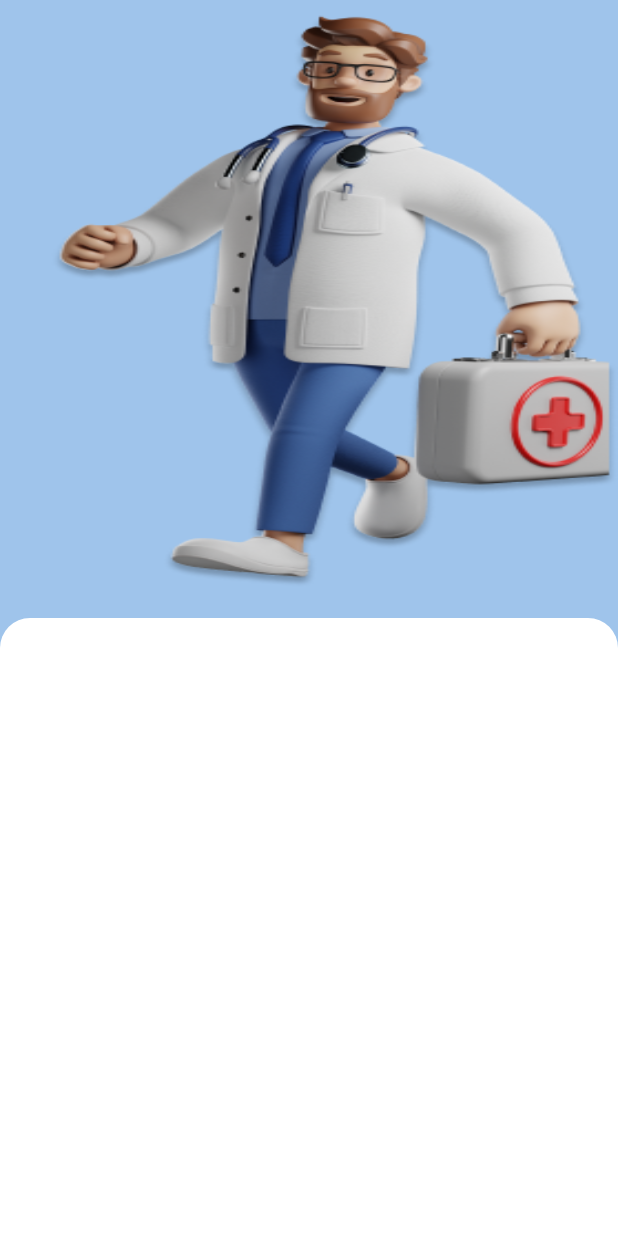
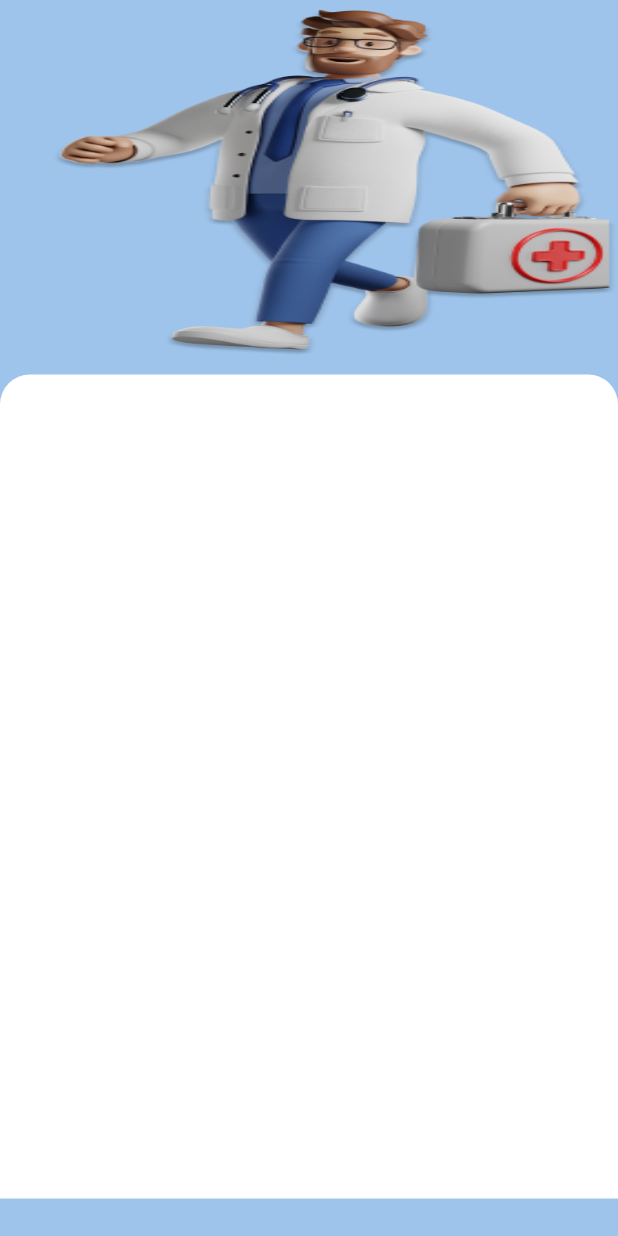
Before and after one commit to Khaled-alamri/new_project_flutter_team, a Flutter app: the screen it shows after launch, on a phone screen of 412 x 824 dp. Run offline on Flutter 3.47's test engine with Material 2 defaults, Android fonts, the phone set to English and light mode, and no system bars; our stand-ins replace get.

Commit message:
Login imag

```diff
--- /dev/null
+++ b/lib/View/Component/Login_imag.dart
@@ -0,0 +1,20 @@
+import 'package:flutter/material.dart';
+import 'package:flutter/src/widgets/framework.dart';
+import 'package:flutter/src/widgets/placeholder.dart';
+import 'package:get/get.dart';
+
+class Login_Imag extends StatelessWidget {
+  const Login_Imag({super.key});
+
+  @override
+  Widget build(BuildContext context) {
+    return  Container(
+            height:Get.height/3.3,
+            width: Get.width/4,
+            decoration: const BoxDecoration(
+              image: DecorationImage(
+                  image: AssetImage("Images/doctor.png"), fit:BoxFit.fill,),
+            ),
+          );
+  }
+}
--- a/lib/View/Login.dart
+++ b/lib/View/Login.dart
@@ -1,6 +1,7 @@
 import 'package:flutter/material.dart';
 import 'package:flutter/src/widgets/framework.dart';
 import 'package:flutter/src/widgets/placeholder.dart';
+import 'package:flutter_project/View/Component/Login_imag.dart';
 import 'package:get/get.dart';
 
 class Login extends StatelessWidget {
@@ -12,16 +13,9 @@ class Login extends StatelessWidget {
       backgroundColor: Color(0xff9FC4EB),
       body: ListView(
         children: [
+          Login_Imag(),
           Container(
-            height:Get.height/2,
-            width: Get.width,
-            decoration: const BoxDecoration(
-              image: DecorationImage(
-                  image: AssetImage("Images/doctor.png"), fit:BoxFit.fill),
-            ),
-          ),
-          Container(
-            height: Get.height/2,
+            height: Get.height/1.5,
             width: Get.width,
             decoration: BoxDecoration(
     borderRadius: BorderRadius.only(topLeft:Radius.circular(20),topRight: Radius.circular(20)),
```
Also changed, not shown: 2 other files.
